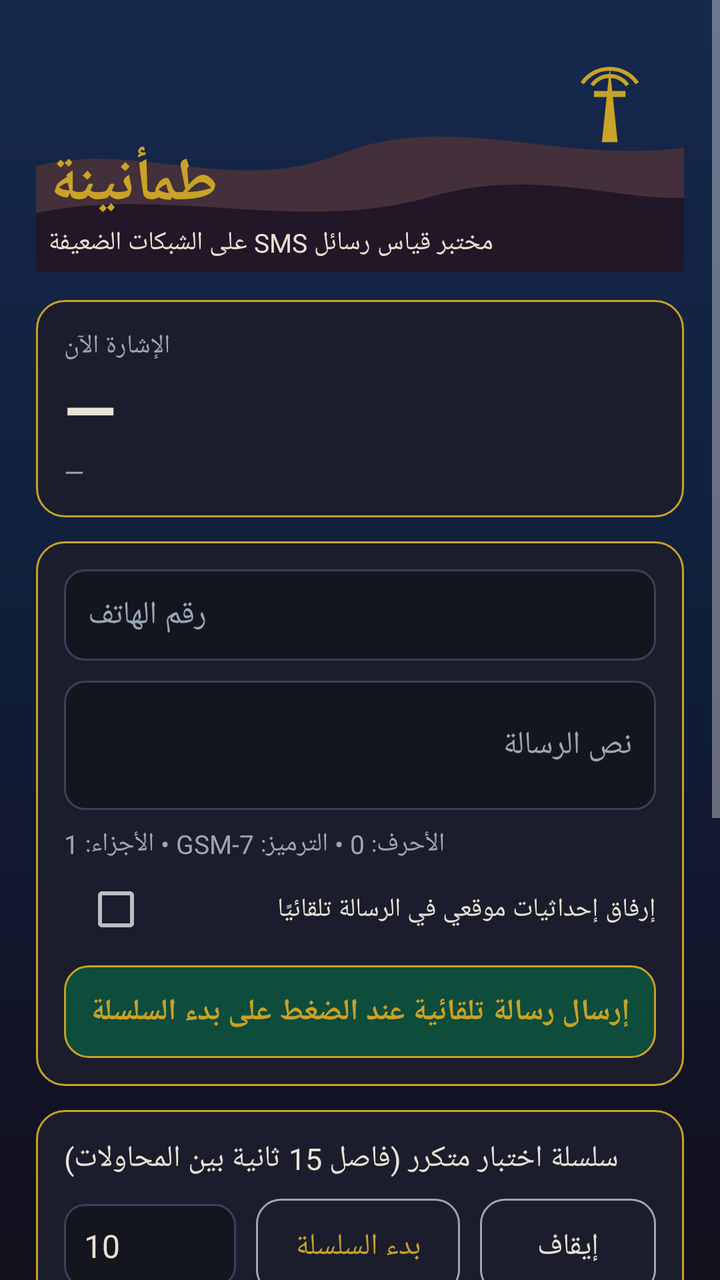
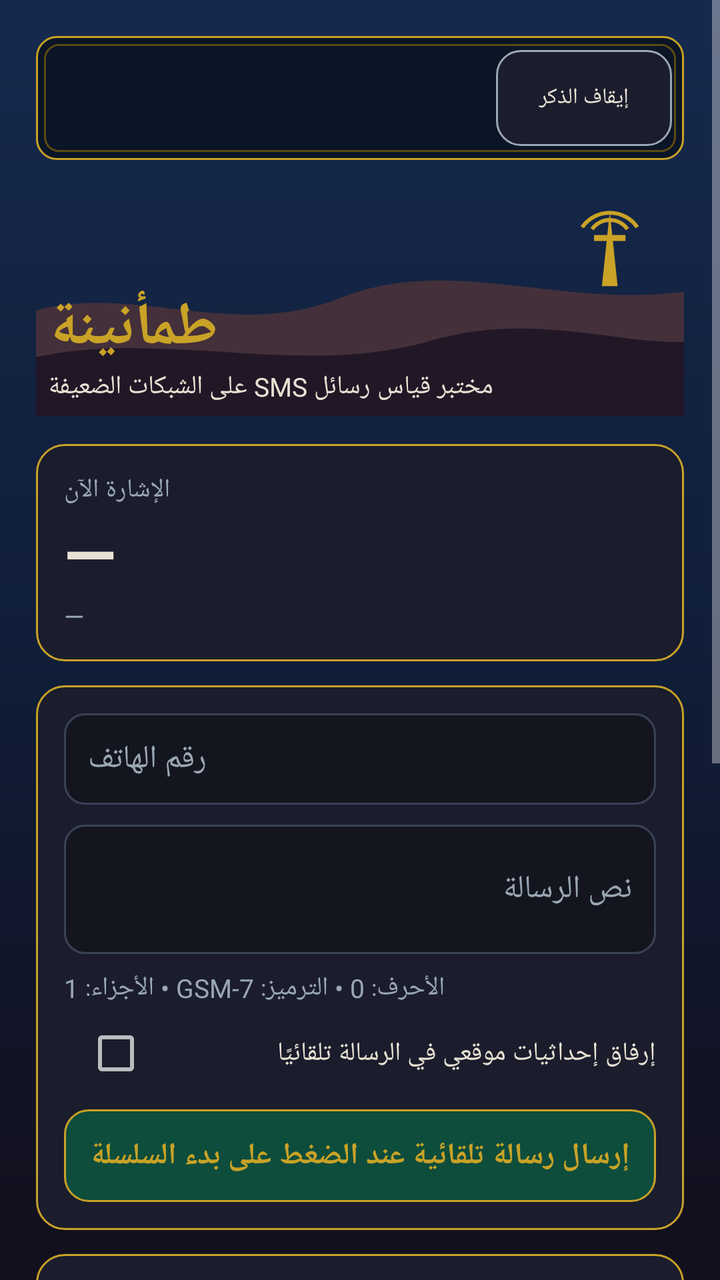

An Android layout rendered at two revisions. The XML below is the earlier revision; the diff shows what the commit changed to produce the second picture.
<!-- AndroidManifest.xml: application theme AppTheme -->
<!-- res/layout/activity_main.xml -->
<?xml version="1.0" encoding="utf-8"?>
<ScrollView xmlns:android="http://schemas.android.com/apk/res/android"
    android:layout_width="match_parent"
    android:layout_height="match_parent"
    android:background="@drawable/bg_gradient"
    android:fillViewport="true">

    <LinearLayout
        android:layout_width="match_parent"
        android:layout_height="wrap_content"
        android:orientation="vertical"
        android:padding="18dp">

        <FrameLayout
            android:layout_width="match_parent"
            android:layout_height="118dp">

            <ImageView
                android:layout_width="match_parent"
                android:layout_height="match_parent"
                android:src="@drawable/dunes"
                android:scaleType="centerCrop"
                android:contentDescription="@null" />

            <LinearLayout
                android:layout_width="match_parent"
                android:layout_height="wrap_content"
                android:layout_gravity="bottom|start"
                android:orientation="vertical"
                android:padding="6dp">

                <TextView
                    android:layout_width="wrap_content"
                    android:layout_height="wrap_content"
                    android:text="طمأنينة"
                    android:textColor="@color/gold"
                    android:textSize="30sp"
                    android:textStyle="bold" />

                <TextView
                    android:layout_width="wrap_content"
                    android:layout_height="wrap_content"
                    android:text="مختبر قياس رسائل SMS على الشبكات الضعيفة"
                    android:textColor="@color/ink"
                    android:textSize="13sp" />
            </LinearLayout>
        </FrameLayout>

        <LinearLayout
            android:layout_width="match_parent"
            android:layout_height="wrap_content"
            android:orientation="vertical"
            android:background="@drawable/panel"
            android:padding="14dp"
            android:layout_marginTop="14dp">

            <TextView
                android:layout_width="wrap_content"
                android:layout_height="wrap_content"
                android:text="الإشارة الآن"
                android:textColor="@color/muted"
                android:textSize="13sp" />

            <TextView
                android:id="@+id/signalDbm"
                android:layout_width="wrap_content"
                android:layout_height="wrap_content"
                android:text="—"
                android:textColor="@color/ink"
                android:textSize="34sp"
                android:textStyle="bold" />

            <TextView
                android:id="@+id/signalMeta"
                android:layout_width="wrap_content"
                android:layout_height="wrap_content"
                android:text="—"
                android:textColor="@color/muted"
                android:textSize="13sp" />
        </LinearLayout>

        <LinearLayout
            android:layout_width="match_parent"
            android:layout_height="wrap_content"
            android:orientation="vertical"
            android:background="@drawable/panel"
            android:padding="14dp"
            android:layout_marginTop="12dp">

            <EditText
                android:id="@+id/phoneInput"
                android:layout_width="match_parent"
                android:layout_height="wrap_content"
                android:background="@drawable/input_bg"
                android:padding="12dp"
                android:hint="رقم الهاتف"
                android:textColorHint="@color/muted"
                android:textColor="@color/ink"
                android:inputType="phone"
                android:textSize="16sp" />

            <EditText
                android:id="@+id/messageInput"
                android:layout_width="match_parent"
                android:layout_height="wrap_content"
                android:background="@drawable/input_bg"
                android:padding="12dp"
                android:layout_marginTop="10dp"
                android:hint="نص الرسالة"
                android:textColorHint="@color/muted"
                android:textColor="@color/ink"
                android:inputType="textMultiLine"
                android:minLines="2"
                android:textSize="16sp" />

            <TextView
                android:id="@+id/charInfo"
                android:layout_width="wrap_content"
                android:layout_height="wrap_content"
                android:layout_marginTop="8dp"
                android:text="الأحرف: 0 • الترميز: GSM-7 • الأجزاء: 1"
                android:textColor="@color/muted"
                android:textSize="13sp" />

            <LinearLayout
                android:layout_width="match_parent"
                android:layout_height="wrap_content"
                android:orientation="horizontal"
                android:layout_marginTop="8dp">

                <CheckBox
                    android:id="@+id/attachLocCheck"
                    android:layout_width="0dp"
                    android:layout_height="wrap_content"
                    android:layout_weight="1"
                    android:layout_marginStart="10dp"
                    android:text="إرفاق إحداثيات موقعي في الرسالة تلقائيًا"
                    android:textColor="@color/ink"
                    android:textSize="13sp" />
            </LinearLayout>

            <TextView
                android:id="@+id/sendBanner"
                android:layout_width="match_parent"
                android:layout_height="wrap_content"
                android:layout_marginTop="12dp"
                android:background="@drawable/banner_emerald"
                android:padding="13dp"
                android:gravity="center"
                android:text="إرسال رسالة تلقائية عند الضغط على بدء السلسلة"
                android:textColor="@color/gold"
                android:textSize="15sp"
                android:textStyle="bold" />
        </LinearLayout>

        <LinearLayout
            android:layout_width="match_parent"
            android:layout_height="wrap_content"
            android:orientation="vertical"
            android:background="@drawable/panel"
            android:padding="14dp"
            android:layout_marginTop="12dp">

            <TextView
                android:layout_width="wrap_content"
                android:layout_height="wrap_content"
                android:text="سلسلة اختبار متكرر (فاصل 15 ثانية بين المحاولات)"
                android:textColor="@color/ink"
                android:textSize="15sp" />

            <LinearLayout
                android:layout_width="match_parent"
                android:layout_height="wrap_content"
                android:orientation="horizontal"
                android:layout_marginTop="10dp">

                <EditText
                    android:id="@+id/seriesCount"
                    android:layout_width="86dp"
                    android:layout_height="wrap_content"
                    android:background="@drawable/input_bg"
                    android:padding="10dp"
                    android:text="10"
                    android:textColor="@color/ink"
                    android:inputType="number"
                    android:textSize="16sp" />

                <Button
                    android:id="@+id/seriesBtn"
                    android:layout_width="0dp"
                    android:layout_height="wrap_content"
                    android:layout_weight="1"
                    android:layout_marginStart="10dp"
                    android:background="@drawable/btn_ghost"
                    android:text="بدء السلسلة"
                    android:textColor="@color/gold"
                    android:textSize="15sp" />

                <Button
                    android:id="@+id/seriesStopBtn"
                    android:layout_width="wrap_content"
                    android:layout_height="wrap_content"
                    android:layout_marginStart="10dp"
                    android:background="@drawable/btn_ghost"
                    android:text="إيقاف"
                    android:textColor="@color/ink"
                    android:textSize="15sp" />
            </LinearLayout>

            <CheckBox
                android:id="@+id/stopOnSuccessCheck"
                android:layout_width="wrap_content"
                android:layout_height="wrap_content"
                android:layout_marginTop="8dp"
                android:text="إيقاف عند أول نجاح (وضع الوصول — للقياس أبقِه مطفأً)"
                android:textColor="@color/ink"
                android:textSize="13sp" />
        </LinearLayout>

        <TextView
            android:id="@+id/statusInfo"
            android:layout_width="match_parent"
            android:layout_height="wrap_content"
            android:layout_marginTop="14dp"
            android:text=""
            android:textColor="@color/gold"
            android:textSize="15sp" />

        <LinearLayout
            android:layout_width="match_parent"
            android:layout_height="wrap_content"
            android:orientation="vertical"
            android:background="@drawable/panel"
            android:padding="14dp"
            android:layout_marginTop="10dp">

            <TextView
                android:layout_width="wrap_content"
                android:layout_height="wrap_content"
                android:text="النتائج"
                android:textColor="@color/muted"
                android:textSize="13sp" />

            <TextView
                android:id="@+id/statsInfo"
                android:layout_width="match_parent"
                android:layout_height="wrap_content"
                android:layout_marginTop="4dp"
                android:text="لا محاولات مسجلة بعد"
                android:textColor="@color/ink"
                android:textSize="14sp" />
        </LinearLayout>

        <LinearLayout
            android:layout_width="match_parent"
            android:layout_height="wrap_content"
            android:orientation="vertical"
            android:background="@drawable/panel"
            android:padding="14dp"
            android:layout_marginTop="12dp">

            <TextView
                android:layout_width="wrap_content"
                android:layout_height="wrap_content"
                android:text="سجل المحاولات"
                android:textColor="@color/muted"
                android:textSize="13sp" />

            <TextView
                android:id="@+id/logInfo"
                android:layout_width="match_parent"
                android:layout_height="wrap_content"
                android:layout_marginTop="4dp"
                android:text="—"
                android:textColor="@color/ink"
                android:textSize="12sp" />
        </LinearLayout>

        <LinearLayout
            android:layout_width="match_parent"
            android:layout_height="wrap_content"
            android:orientation="horizontal"
            android:layout_marginTop="12dp">

            <Button
                android:id="@+id/exportBtn"
                android:layout_width="0dp"
                android:layout_height="wrap_content"
                android:layout_weight="1"
                android:background="@drawable/btn_ghost"
                android:text="تصدير CSV"
                android:textColor="@color/gold"
                android:textSize="15sp" />

            <Button
                android:id="@+id/clearBtn"
                android:layout_width="0dp"
                android:layout_height="wrap_content"
                android:layout_weight="1"
                android:layout_marginStart="10dp"
                android:background="@drawable/btn_ghost"
                android:text="مسح السجل"
                android:textColor="@color/ink"
                android:textSize="15sp" />
        </LinearLayout>

        <TextView
            android:layout_width="match_parent"
            android:layout_height="wrap_content"
            android:layout_marginTop="16dp"
            android:gravity="center"
            android:text="طمأنينة • يقيس ولا يدّعي التسريع — الأزمنة كما تقيسها الشبكة نفسها"
            android:textColor="@color/muted"
            android:textSize="11sp" />

    </LinearLayout>
</ScrollView>
<!-- resources referenced by this layout -->
<resources>
  <color name="gold">#C9A227</color>
  <color name="ink">#E8E2D4</color>
  <color name="muted">#9AA7B4</color>
  <!-- drawable banner_emerald (drawable) -->
  <?xml version="1.0" encoding="utf-8"?>
  <shape xmlns:android="http://schemas.android.com/apk/res/android"
      android:shape="rectangle">
      <corners android:radius="12dp" />
      <solid android:color="#0E4D3C" />
      <stroke android:width="1dp" android:color="#C9A227" />
  </shape>
  <!-- drawable bg_gradient (drawable) -->
  <?xml version="1.0" encoding="utf-8"?>
  <shape xmlns:android="http://schemas.android.com/apk/res/android"
      android:shape="rectangle">
      <gradient
          android:angle="270"
          android:startColor="#16294D"
          android:centerColor="#101E39"
          android:endColor="#130F1C" />
  </shape>
  <!-- drawable btn_ghost (drawable) -->
  <?xml version="1.0" encoding="utf-8"?>
  <shape xmlns:android="http://schemas.android.com/apk/res/android"
      android:shape="rectangle">
      <corners android:radius="12dp" />
      <solid android:color="#1B1D2C" />
      <stroke android:width="1dp" android:color="#9AA7B4" />
  </shape>
  <!-- drawable input_bg (drawable) -->
  <?xml version="1.0" encoding="utf-8"?>
  <shape xmlns:android="http://schemas.android.com/apk/res/android"
      android:shape="rectangle">
      <corners android:radius="10dp" />
      <solid android:color="#14161F" />
      <stroke android:width="1dp" android:color="#3A4356" />
  </shape>
  <!-- drawable panel (drawable) -->
  <?xml version="1.0" encoding="utf-8"?>
  <shape xmlns:android="http://schemas.android.com/apk/res/android"
      android:shape="rectangle">
      <corners android:radius="14dp" />
      <solid android:color="#1B1D2C" />
      <stroke android:width="1dp" android:color="#C9A227" />
  </shape>
  <style name="AppTheme" parent="android:Theme.Material.NoActionBar">
          <item name="android:windowBackground">@drawable/bg_gradient</item>
          <item name="android:colorAccent">@color/gold</item>
          <item name="android:statusBarColor">@color/sky_deep</item>
          <item name="android:navigationBarColor">@color/abyss</item>
          <item name="android:windowLightStatusBar">false</item>
      </style>
  <color name="sky_deep">#101E39</color>
  <color name="abyss">#130F1C</color>
  <!-- unchanged entries left out for length: 1 -->
</resources>

<!-- the commit's change to res/layout/activity_main.xml (unified diff, before → after) -->
@@ -10,6 +10,44 @@
         android:layout_height="wrap_content"
         android:orientation="vertical"
         android:padding="18dp">
+
+        <LinearLayout
+            android:layout_width="match_parent"
+            android:layout_height="wrap_content"
+            android:layout_marginBottom="10dp"
+            android:background="@drawable/dhikr_bar"
+            android:gravity="center_vertical"
+            android:orientation="horizontal"
+            android:paddingStart="12dp"
+            android:paddingTop="7dp"
+            android:paddingEnd="6dp"
+            android:paddingBottom="7dp">
+
+            <TextView
+                android:id="@+id/dhikrText"
+                android:layout_width="0dp"
+                android:layout_height="wrap_content"
+                android:layout_weight="1"
+                android:alpha="0"
+                android:gravity="center"
+                android:shadowColor="#C9A227"
+                android:shadowDx="0"
+                android:shadowDy="0"
+                android:shadowRadius="9"
+                android:text=""
+                android:textColor="@color/gold"
+                android:textSize="19sp"
+                android:textStyle="bold" />
+
+            <Button
+                android:id="@+id/dhikrToggle"
+                android:layout_width="wrap_content"
+                android:layout_height="wrap_content"
+                android:background="@drawable/btn_ghost"
+                android:text="إيقاف الذكر"
+                android:textColor="@color/ink"
+                android:textSize="11sp" />
+        </LinearLayout>
 
         <FrameLayout
             android:layout_width="match_parent"
<!-- resource entries referenced after the edit -->
@@ -29,6 +29,28 @@
       <solid android:color="#1B1D2C" />
       <stroke android:width="1dp" android:color="#9AA7B4" />
   </shape>
+  <!-- drawable dhikr_bar (drawable) -->
+  <?xml version="1.0" encoding="utf-8"?>
+  <layer-list xmlns:android="http://schemas.android.com/apk/res/android">
+      <item>
+          <shape android:shape="rectangle">
+              <corners android:radius="10dp" />
+              <solid android:color="#0B1526" />
+              <stroke android:width="1dp" android:color="#C9A227" />
+          </shape>
+      </item>
+      <item
+          android:left="4dp"
+          android:top="4dp"
+          android:right="4dp"
+          android:bottom="4dp">
+          <shape android:shape="rectangle">
+              <corners android:radius="7dp" />
+              <solid android:color="#00000000" />
+              <stroke android:width="1dp" android:color="#5C4A12" />
+          </shape>
+      </item>
+  </layer-list>
   <!-- drawable input_bg (drawable) -->
   <?xml version="1.0" encoding="utf-8"?>
   <shape xmlns:android="http://schemas.android.com/apk/res/android"
